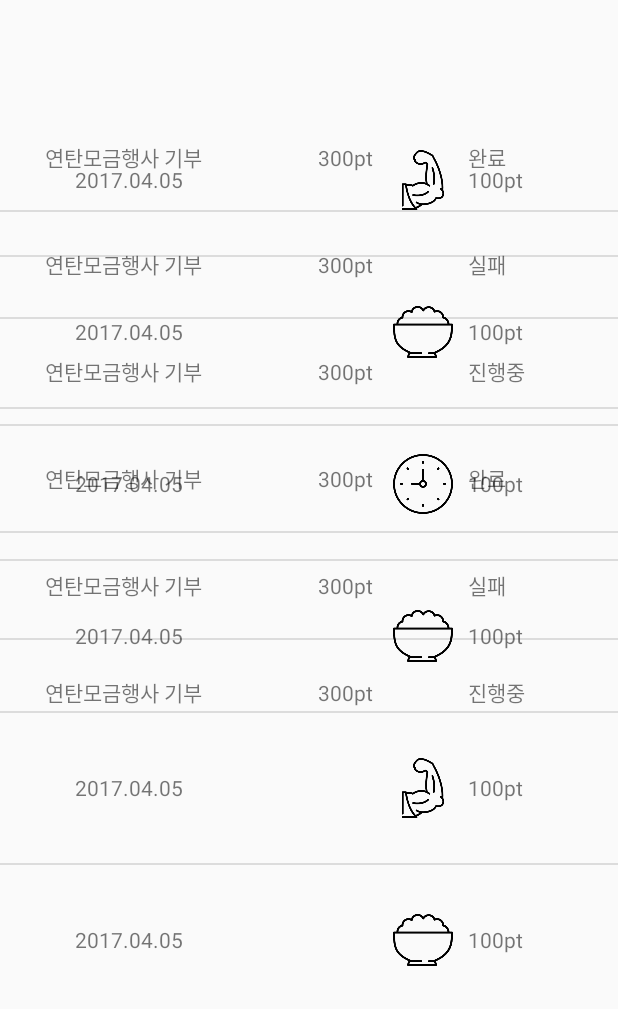
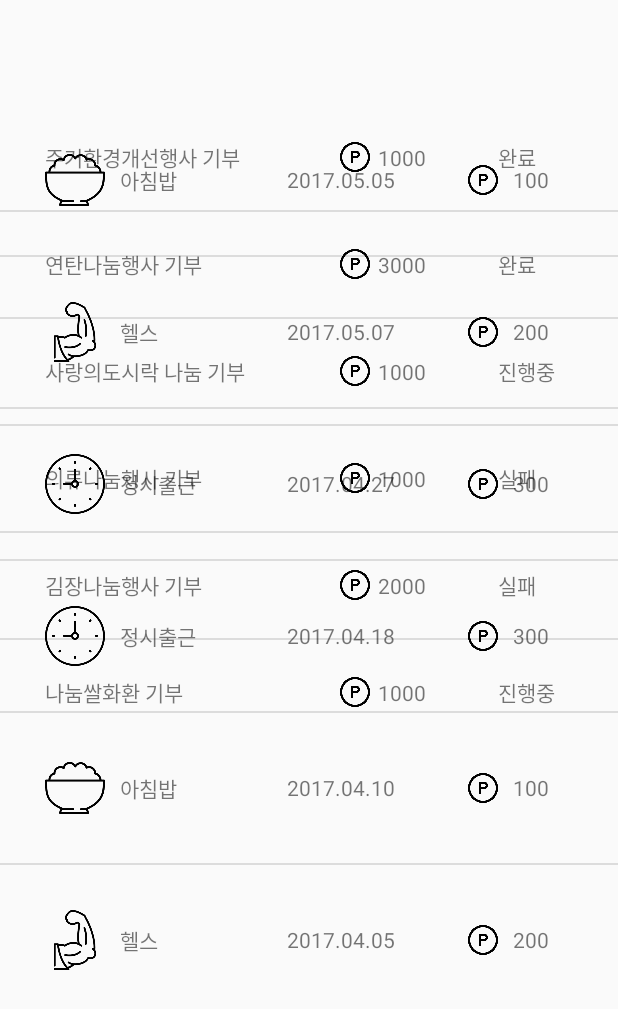
Before and after one commit to MidasChallenge2017Mobile4/donation_android_app, an Android app: the MyPageActivity screen opened directly, with no data from a screen before it, on a phone screen of 412 x 824 dp. Shown: the top 1009 px of the screen. Run offline under Robolectric (Android 15) with nearby library versions, the phone set to English and light mode, and no system bars.

Commit message:
전반적인 디자인 수정

```diff
--- a/app/src/main/java/com/midas/donation_android_app/Adapter/DonateHistoryAdapter.java
+++ b/app/src/main/java/com/midas/donation_android_app/Adapter/DonateHistoryAdapter.java
@@ -43,7 +43,7 @@ public class DonateHistoryAdapter extends ArrayAdapter<DonateHistoryInfo> {
             titleTextView.setText(donateHistoryInfo.getTitle());
 
             TextView amountTextView = (TextView)v.findViewById(R.id.textview_amount);
-            amountTextView.setText(donateHistoryInfo.getAmount() + "pt");
+            amountTextView.setText(donateHistoryInfo.getAmount()+"");
             // 형식 처리
 
             TextView statusTextView = (TextView)v.findViewById(R.id.textview_status);
--- a/app/src/main/java/com/midas/donation_android_app/Adapter/PointHistoryAdapter.java
+++ b/app/src/main/java/com/midas/donation_android_app/Adapter/PointHistoryAdapter.java
@@ -44,22 +44,30 @@ public class PointHistoryAdapter extends ArrayAdapter<PointHistoryInfo> {
             dateTextView.setText(pointHistoryInfo.getDate());
             // 날짜 들어오는 형식에 맞춰서 처리
 
+            TextView titleTextView = (TextView)v.findViewById(R.id.textview_title);
+
             ImageView statusImageView = (ImageView)v.findViewById(R.id.imgview_status);
             switch (pointHistoryInfo.getStatus()){
                 case 1: // 밥
                     statusImageView.setBackgroundResource(R.drawable.rice_bowl);
+                    titleTextView.setText("아침밥");
                     break;
                 case 2: // 운동
                     statusImageView.setBackgroundResource(R.drawable.strong);
+                    titleTextView.setText("헬스");
                     break;
                 case 3: //근태
                     statusImageView.setBackgroundResource(R.drawable.clock);
+                    titleTextView.setText("정시출근");
                     break;
             }
 
             TextView pointTextView = (TextView)v.findViewById(R.id.textview_point);
-            pointTextView.setText(pointHistoryInfo.getPoint() + "pt");
-            // 형식 처리
+            pointTextView.setText(pointHistoryInfo.getPoint()+"");
+
+
+
+
         }
 
         return v;
--- a/app/src/main/java/com/midas/donation_android_app/GraphActivity.java
+++ b/app/src/main/java/com/midas/donation_android_app/GraphActivity.java
@@ -35,7 +35,7 @@ public class GraphActivity extends AppCompatActivity {
         super.onCreate(savedInstanceState);
         setContentView(R.layout.activity_graph);
 
-        Intent intent = new Intent();
+        Intent intent = getIntent();
         status = intent.getIntExtra("status",-1);
 
         setLayout();
--- a/app/src/main/java/com/midas/donation_android_app/MyPageActivity.java
+++ b/app/src/main/java/com/midas/donation_android_app/MyPageActivity.java
@@ -83,29 +83,25 @@ public class MyPageActivity extends AppCompatActivity {
         pointHistoryAdapter = new PointHistoryAdapter(this,R.layout.list_item_getpoint,pointHistoryInfoList);
         pointHistoryListView.setAdapter(pointHistoryAdapter);
 
-
-        pointHistoryInfoList.add(0, new PointHistoryInfo("2017.04.05",1,100));
-        pointHistoryInfoList.add(0, new PointHistoryInfo("2017.04.05",2,100));
-        pointHistoryInfoList.add(0, new PointHistoryInfo("2017.04.05",1,100));
-        pointHistoryInfoList.add(0, new PointHistoryInfo("2017.04.05",3,100));
-        pointHistoryInfoList.add(0, new PointHistoryInfo("2017.04.05",1,100));
-        pointHistoryInfoList.add(0, new PointHistoryInfo("2017.04.05",2,100));
-
+        pointHistoryInfoList.add(0, new PointHistoryInfo("2017.04.05",2,200));
+        pointHistoryInfoList.add(0, new PointHistoryInfo("2017.04.10",1,100));
+        pointHistoryInfoList.add(0, new PointHistoryInfo("2017.04.18",3,300));
+        pointHistoryInfoList.add(0, new PointHistoryInfo("2017.04.27",3,300));
+        pointHistoryInfoList.add(0, new PointHistoryInfo("2017.05.07",2,200));
+        pointHistoryInfoList.add(0, new PointHistoryInfo("2017.05.05",1,100));
         pointHistoryAdapter.notifyDataSetChanged();
-
-
-
+//
 
         donateHistoryListView = (ListView)findViewById(R.id.tab2_listview);
         donateHistoryAdapter = new DonateHistoryAdapter(this,R.layout.list_item_donate_history,donateHistoryInfoList);
         donateHistoryListView.setAdapter(donateHistoryAdapter);
 
-        donateHistoryInfoList.add(0, new DonateHistoryInfo("연탄모금행사 기부",300,1));
-        donateHistoryInfoList.add(0, new DonateHistoryInfo("연탄모금행사 기부",300,2));
-        donateHistoryInfoList.add(0, new DonateHistoryInfo("연탄모금행사 기부",300,3));
-        donateHistoryInfoList.add(0, new DonateHistoryInfo("연탄모금행사 기부",300,1));
-        donateHistoryInfoList.add(0, new DonateHistoryInfo("연탄모금행사 기부",300,2));
-        donateHistoryInfoList.add(0, new DonateHistoryInfo("연탄모금행사 기부",300,3));
+        donateHistoryInfoList.add(0, new DonateHistoryInfo("나눔쌀화환 기부",1000,1));
+        donateHistoryInfoList.add(0, new DonateHistoryInfo("김장나눔행사 기부",2000,2));
+        donateHistoryInfoList.add(0, new DonateHistoryInfo("의류나눔행사 기부",1000,2));
+        donateHistoryInfoList.add(0, new DonateHistoryInfo("사랑의도시락 나눔 기부",1000,1));
+        donateHistoryInfoList.add(0, new DonateHistoryInfo("연탄나눔행사 기부",3000,3));
+        donateHistoryInfoList.add(0, new DonateHistoryInfo("주거환경개선행사 기부",1000,3));
 
         donateHistoryAdapter.notifyDataSetChanged();
 
--- a/app/src/main/res/layout/list_item_donate_history.xml
+++ b/app/src/main/res/layout/list_item_donate_history.xml
@@ -13,24 +13,31 @@
             android:id="@+id/textview_title"
             android:layout_width="match_parent"
             android:layout_height="match_parent"
-            android:gravity="center_vertical"
             android:layout_marginLeft="30dp"
             android:layout_weight="1"
-            android:text="연탄나누기 행사 모금"/>
+            android:gravity="center_vertical"
+            android:lines="1"
+            android:text="연탄나누기 행사 모금" />
+
+        <ImageView
+            android:layout_width="20dp"
+            android:layout_height="20dp"
+            android:background="@drawable/point" />
 
         <TextView
             android:id="@+id/textview_amount"
-            android:layout_width="100dp"
+            android:layout_width="80dp"
             android:layout_height="match_parent"
+            android:layout_marginLeft="5dp"
             android:gravity="center_vertical"
-            android:text="500pt"/>
+            android:text="500" />
 
         <TextView
             android:id="@+id/textview_status"
-            android:layout_width="100dp"
+            android:layout_width="80dp"
             android:layout_height="match_parent"
             android:gravity="center_vertical"
-            android:text="진행중"/>
+            android:text="진행중" />
 
     </LinearLayout>
 
--- a/app/src/main/res/layout/list_item_getpoint.xml
+++ b/app/src/main/res/layout/list_item_getpoint.xml
@@ -9,28 +9,42 @@
         android:gravity="center_vertical"
         android:orientation="horizontal">
 
+        <ImageView
+            android:id="@+id/imgview_status"
+            android:layout_width="40dp"
+            android:layout_height="40dp"
+            android:layout_marginLeft="30dp"
+            android:background="@drawable/rice_bowl"/>
+
+        <TextView
+            android:id="@+id/textview_title"
+            android:layout_width="match_parent"
+            android:layout_height="match_parent"
+            android:layout_marginLeft="10dp"
+            android:layout_weight="1"
+            android:gravity="center_vertical"
+            android:text="아침밥" />
+
         <TextView
             android:id="@+id/textview_date"
             android:layout_width="match_parent"
             android:layout_height="match_parent"
             android:gravity="center_vertical"
-            android:layout_marginLeft="50dp"
             android:layout_weight="1"
             android:text="2017.05.02"/>
 
         <ImageView
-            android:id="@+id/imgview_status"
-            android:layout_width="40dp"
-            android:layout_height="40dp"
-            android:background="@drawable/rice_bowl"/>
+            android:layout_width="20dp"
+            android:layout_height="20dp"
+            android:background="@drawable/point" />
 
         <TextView
             android:id="@+id/textview_point"
-            android:layout_width="100dp"
+            android:layout_width="70dp"
             android:layout_height="match_parent"
             android:layout_marginLeft="10dp"
             android:gravity="center_vertical"
-            android:text="500pt"/>
+            android:text="500"/>
 
     </LinearLayout>
 </LinearLayout>
```
